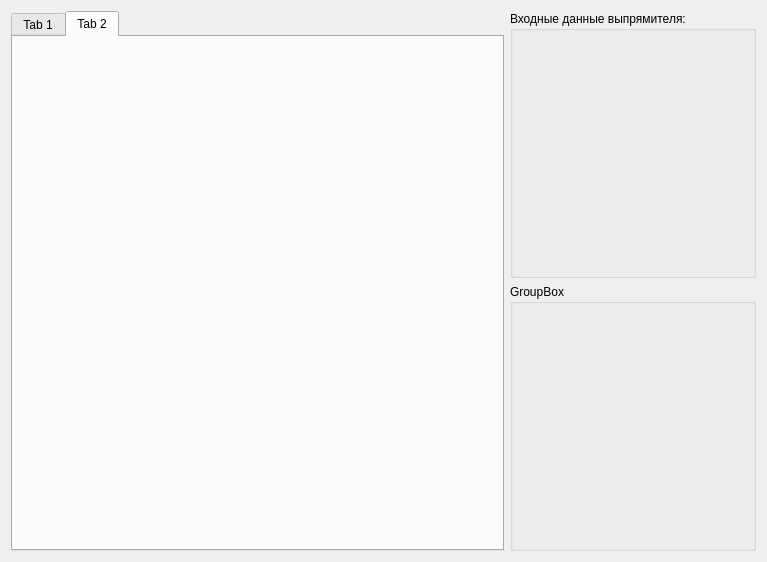
Above: PowerSources/Rectifiers.ui from DKuzSer/Project_For_Rodin before the change. Below: the same form after it.
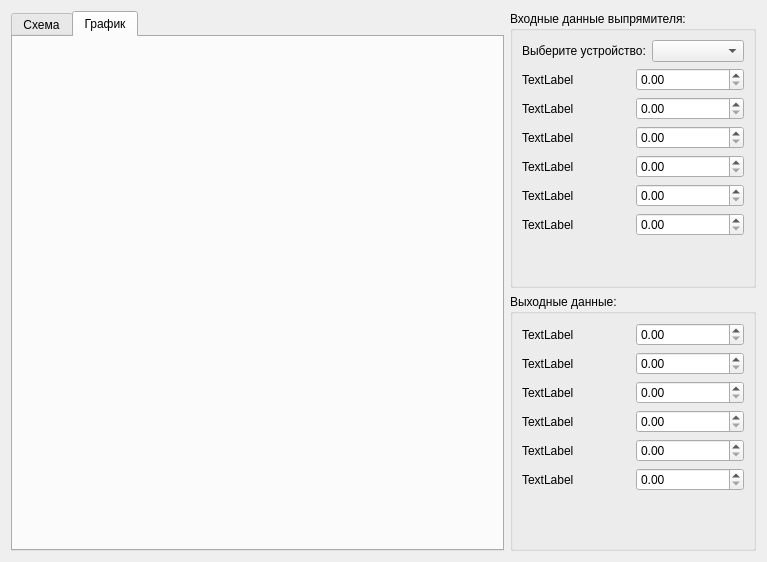
That is the form after the change. The open tabs and pages were chosen to show the change.

Patch:
```diff
--- a/PowerSources/Rectifiers.ui
+++ b/PowerSources/Rectifiers.ui
@@ -41,12 +41,12 @@
       <widget class="QTabWidget" name="tabWidget">
        <widget class="QWidget" name="tab">
         <attribute name="title">
-         <string>Tab 1</string>
+         <string>Схема</string>
         </attribute>
        </widget>
        <widget class="QWidget" name="tab_2">
         <attribute name="title">
-         <string>Tab 2</string>
+         <string>График</string>
         </attribute>
        </widget>
       </widget>
@@ -58,13 +58,233 @@
          <property name="title">
           <string>Входные данные выпрямителя:</string>
          </property>
+         <layout class="QGridLayout" name="gridLayout_2">
+          <item row="0" column="0">
+           <layout class="QVBoxLayout" name="verticalLayout_6">
+            <item>
+             <layout class="QHBoxLayout" name="horizontalLayout_4">
+              <item>
+               <widget class="QLabel" name="label">
+                <property name="text">
+                 <string>Выберите устройство:</string>
+                </property>
+               </widget>
+              </item>
+              <item>
+               <widget class="QComboBox" name="ComboBox_DevicesR"/>
+              </item>
+             </layout>
+            </item>
+            <item>
+             <layout class="QHBoxLayout" name="horizontalLayout_3">
+              <item>
+               <layout class="QVBoxLayout" name="verticalLayout_5">
+                <item>
+                 <widget class="QLabel" name="label_5">
+                  <property name="text">
+                   <string>TextLabel</string>
+                  </property>
+                 </widget>
+                </item>
+                <item>
+                 <widget class="QLabel" name="label_6">
+                  <property name="text">
+                   <string>TextLabel</string>
+                  </property>
+                 </widget>
+                </item>
+                <item>
+                 <widget class="QLabel" name="label_7">
+                  <property name="text">
+                   <string>TextLabel</string>
+                  </property>
+                 </widget>
+                </item>
+               </layout>
+              </item>
+              <item>
+               <layout class="QVBoxLayout" name="verticalLayout_4">
+                <item>
+                 <widget class="QDoubleSpinBox" name="DoubleSpinBoxR_InPut1"/>
+                </item>
+                <item>
+                 <widget class="QDoubleSpinBox" name="DoubleSpinBoxR_InPut2"/>
+                </item>
+                <item>
+                 <widget class="QDoubleSpinBox" name="DoubleSpinBoxR_InPut3"/>
+                </item>
+               </layout>
+              </item>
+             </layout>
+            </item>
+            <item>
+             <layout class="QHBoxLayout" name="horizontalLayout_2">
+              <item>
+               <layout class="QVBoxLayout" name="verticalLayout_3">
+                <item>
+                 <widget class="QLabel" name="label_2">
+                  <property name="text">
+                   <string>TextLabel</string>
+                  </property>
+                 </widget>
+                </item>
+                <item>
+                 <widget class="QLabel" name="label_3">
+                  <property name="text">
+                   <string>TextLabel</string>
+                  </property>
+                 </widget>
+                </item>
+                <item>
+                 <widget class="QLabel" name="label_4">
+                  <property name="text">
+                   <string>TextLabel</string>
+                  </property>
+                 </widget>
+                </item>
+               </layout>
+              </item>
+              <item>
+               <layout class="QVBoxLayout" name="verticalLayout_2">
+                <item>
+                 <widget class="QDoubleSpinBox" name="DoubleSpinBoxR_InPut4"/>
+                </item>
+                <item>
+                 <widget class="QDoubleSpinBox" name="DoubleSpinBoxR_InPut5"/>
+                </item>
+                <item>
+                 <widget class="QDoubleSpinBox" name="DoubleSpinBoxR_InPut6"/>
+                </item>
+               </layout>
+              </item>
+             </layout>
+            </item>
+           </layout>
+          </item>
+          <item row="1" column="0">
+           <spacer name="verticalSpacer">
+            <property name="orientation">
+             <enum>Qt::Vertical</enum>
+            </property>
+            <property name="sizeHint" stdset="0">
+             <size>
+              <width>20</width>
+              <height>40</height>
+             </size>
+            </property>
+           </spacer>
+          </item>
+         </layout>
         </widget>
        </item>
        <item>
         <widget class="QGroupBox" name="groupBox_2">
          <property name="title">
-          <string>GroupBox</string>
+          <string>Выходные данные:</string>
          </property>
+         <layout class="QGridLayout" name="gridLayout_3">
+          <item row="0" column="0">
+           <layout class="QVBoxLayout" name="verticalLayout_11">
+            <item>
+             <layout class="QHBoxLayout" name="horizontalLayout_5">
+              <item>
+               <layout class="QVBoxLayout" name="verticalLayout_8">
+                <item>
+                 <widget class="QLabel" name="label_8">
+                  <property name="text">
+                   <string>TextLabel</string>
+                  </property>
+                 </widget>
+                </item>
+                <item>
+                 <widget class="QLabel" name="label_9">
+                  <property name="text">
+                   <string>TextLabel</string>
+                  </property>
+                 </widget>
+                </item>
+                <item>
+                 <widget class="QLabel" name="label_10">
+                  <property name="text">
+                   <string>TextLabel</string>
+                  </property>
+                 </widget>
+                </item>
+               </layout>
+              </item>
+              <item>
+               <layout class="QVBoxLayout" name="verticalLayout_7">
+                <item>
+                 <widget class="QDoubleSpinBox" name="DoubleSpinBoxR_OutPut1"/>
+                </item>
+                <item>
+                 <widget class="QDoubleSpinBox" name="DoubleSpinBoxR_OutPut2"/>
+                </item>
+                <item>
+                 <widget class="QDoubleSpinBox" name="DoubleSpinBoxR_OutPut3"/>
+                </item>
+               </layout>
+              </item>
+             </layout>
+            </item>
+            <item>
+             <layout class="QHBoxLayout" name="horizontalLayout_6">
+              <item>
+               <layout class="QVBoxLayout" name="verticalLayout_9">
+                <item>
+                 <widget class="QLabel" name="label_11">
+                  <property name="text">
+                   <string>TextLabel</string>
+                  </property>
+                 </widget>
+                </item>
+                <item>
+                 <widget class="QLabel" name="label_12">
+                  <property name="text">
+                   <string>TextLabel</string>
+                  </property>
+                 </widget>
+                </item>
+                <item>
+                 <widget class="QLabel" name="label_13">
+                  <property name="text">
+                   <string>TextLabel</string>
+                  </property>
+                 </widget>
+                </item>
+               </layout>
+              </item>
+              <item>
+               <layout class="QVBoxLayout" name="verticalLayout_10">
+                <item>
+                 <widget class="QDoubleSpinBox" name="DoubleSpinBoxR_OutPut4"/>
+                </item>
+                <item>
+                 <widget class="QDoubleSpinBox" name="DoubleSpinBoxR_OutPut5"/>
+                </item>
+                <item>
+                 <widget class="QDoubleSpinBox" name="DoubleSpinBoxR_OutPut6"/>
+                </item>
+               </layout>
+              </item>
+             </layout>
+            </item>
+           </layout>
+          </item>
+          <item row="1" column="0">
+           <spacer name="verticalSpacer_2">
+            <property name="orientation">
+             <enum>Qt::Vertical</enum>
+            </property>
+            <property name="sizeHint" stdset="0">
+             <size>
+              <width>20</width>
+              <height>40</height>
+             </size>
+            </property>
+           </spacer>
+          </item>
+         </layout>
         </widget>
        </item>
       </layout>
```
Left out of the diff: 7 changed lines with no effect on the pictures.
